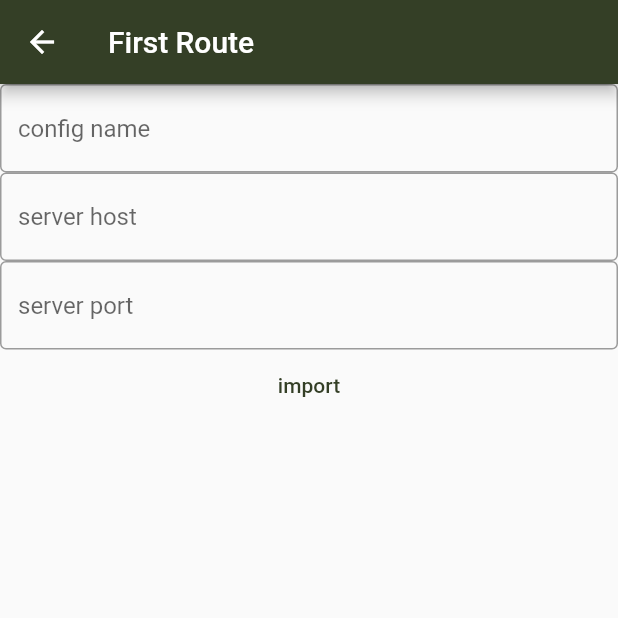
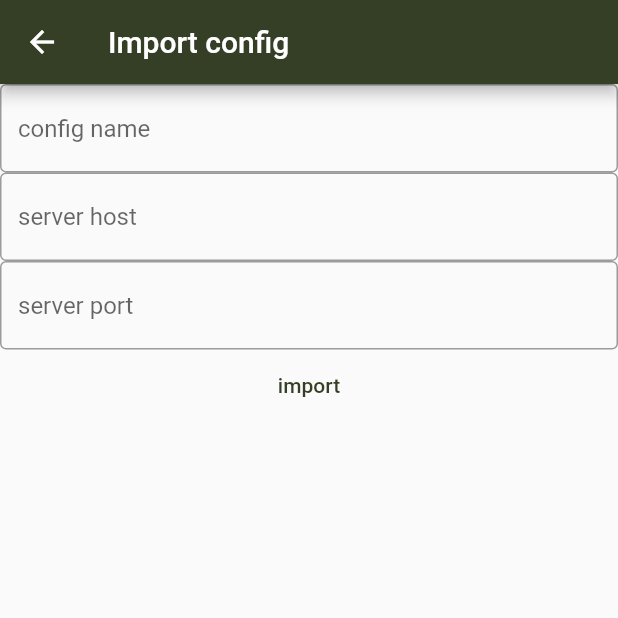
Before and after one commit to pigfall/ymobile, a Flutter app: the ImportCfgPageRoute screen opened directly with empty values, after a tap on "import", on a phone screen of 412 x 824 dp, the top half of it. Run offline on Flutter 3.47's test engine with Material 2 defaults, Android fonts, the phone set to English and light mode, and no system bars; missing offline and left inert: tzz_dart_utils.

Commit message:
Fix import config

```diff
--- a/lib/import_page.dart
+++ b/lib/import_page.dart
@@ -15,7 +15,7 @@ class ImportCfgPageRoute extends StatelessWidget {
   Widget build(BuildContext context) {
     return Scaffold(
       appBar: AppBar(
-        title: Text('First Route'),
+        title: Text('Import config'),
       ),
       body: ImportCfgPageBody(
         onAddCfg: onAddCfg,
@@ -81,6 +81,7 @@ class _ImportCfgPageBody extends State<ImportCfgPageBody> {
               };
               await saveFile.writeAsString(jsonEncode(saveObj));
               this.widget.onAddCfg(clientCfg);
+              Navigator.pop(context);
             },
           ),
         ],
```
